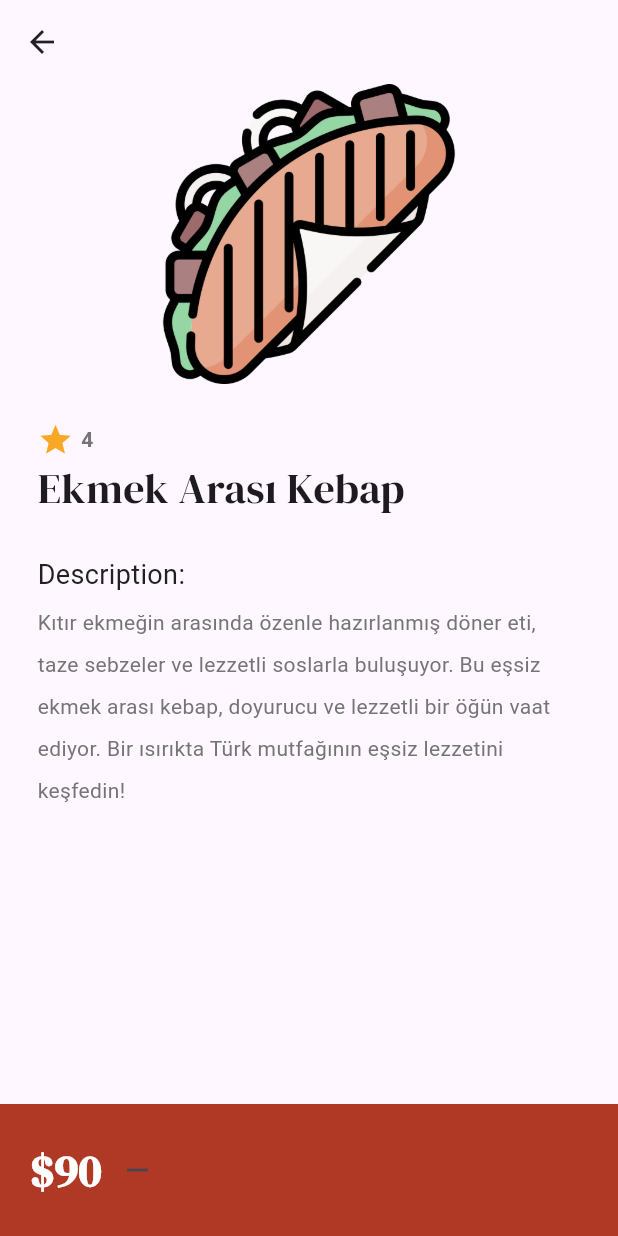
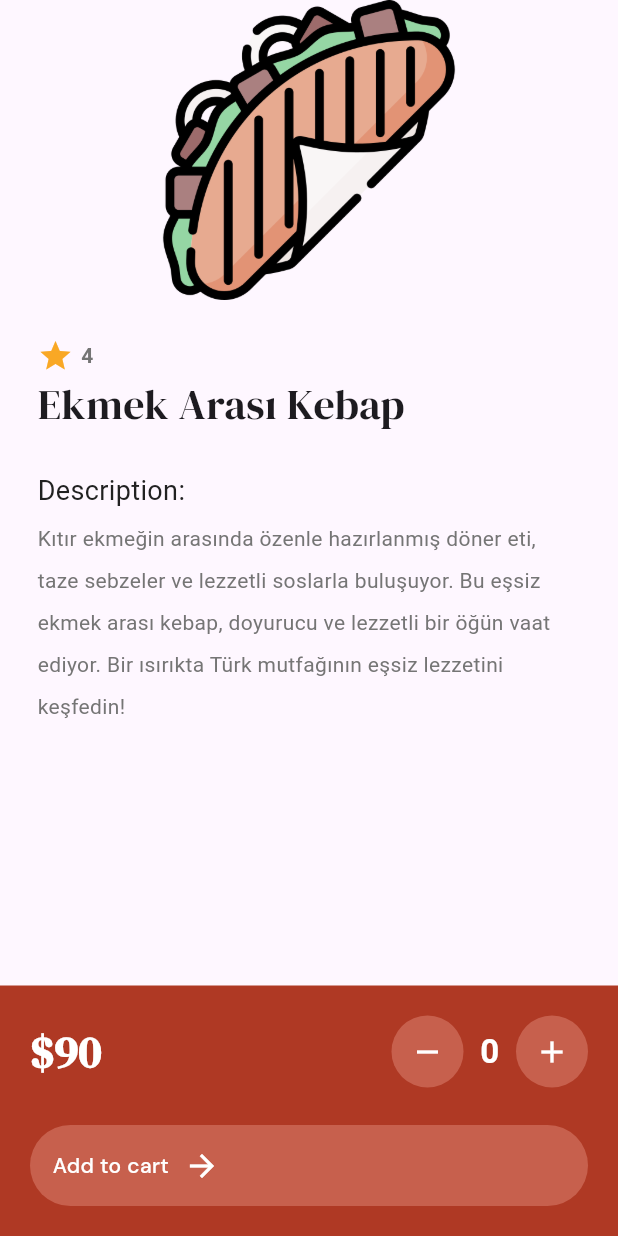
Before and after one commit to mustafachill/FlutterDemos, a Flutter app: the MenuPage screen opened by its route, after a tap on "Ekmek Arası Kebap", on a phone screen of 412 x 824 dp. Run offline on Flutter 3.47's test engine with Material 3 defaults, Android fonts, the light colour scheme and no system bars; our stand-ins replace geocoding, geolocator, google_fonts, lottie.

Commit message:
Added cart system and details for food details menu

```diff
--- /dev/null
+++ b/RestaurantApp/restaurant_app/lib/models/shop.dart
@@ -0,0 +1,62 @@
+import 'package:flutter/material.dart';
+import 'package:restaurant_app/services/food_service.dart';
+
+class Shop extends ChangeNotifier {
+  final List<Food> _foodMenu = [
+    Food(
+        name: 'Ekmek Arası Kebap',
+        price: '90',
+        imagePath: 'lib/images/doner-kebab.png',
+        rating: '4',
+        describe:
+            "Kıtır ekmeğin arasında özenle hazırlanmış döner eti, taze sebzeler ve lezzetli soslarla buluşuyor. Bu eşsiz ekmek arası kebap, doyurucu ve lezzetli bir öğün vaat ediyor. Bir ısırıkta Türk mutfağının eşsiz lezzetini keşfedin!"),
+    Food(
+        name: 'Şiş Kebap',
+        price: '120',
+        imagePath: 'lib/images/sis-kebab.png',
+        rating: '4',
+        describe:
+            "Izgara şişlerde kızartılmış etin muhteşem lezzeti, yanında taze sebzeler ve özel baharatlarla buluşuyor. Geleneksel Türk şiş kebap, sizi bir Anadolu lezzet yolculuğuna çıkaracak. Her bir ısırık, lezzetin doruklarına çıkmanızı sağlayacak."),
+    Food(
+        name: 'Dürüm Kebap',
+        price: '90',
+        imagePath: 'lib/images/kebab.png',
+        rating: '4',
+        describe:
+            "Taze pişirilmiş lavaşın içine sarmış olduğumuz nefis döner eti, taze sebzeler ve özel soslarla buluşuyor. Pratik ve doyurucu bir lezzet olan dürüm kebap, her anınıza lezzet katmak için ideal bir tercih."),
+    Food(
+        name: 'Servis Kebap',
+        price: '140',
+        imagePath: 'lib/images/kebap.png',
+        rating: '4',
+        describe:
+            "Özel tabakta sunulan nefis kebap, etin özenle pişirilmiş halini ve yanında geleneksel garnitürleriyle birlikte sunuyor. Servis kebap, lezzetin şıklıkla buluştuğu bir deneyim sunuyor."),
+    Food(
+        name: 'Menü Kebap',
+        price: '160',
+        imagePath: 'lib/images/logo.png',
+        rating: '4',
+        describe:
+            "Çeşitli kebap lezzetlerini bir araya getiren bu özel menü, damak zevkinizi keşfetmeniz için ideal bir seçenek. Şiş kebaptan ekmek arası kebaba, her biri özenle seçilmiş bu menü, doyurucu bir kebap keyfi sunuyor."),
+  ];
+
+  //customer cart
+  List<Food> _cart = [];
+  // getter medhods
+  List<Food> get cart => _cart;
+  List<Food> get foodMenu => _foodMenu;
+
+  // add to cart
+  void addToCart(Food foodItem, int quantity) {
+    for (int i = 1; i < quantity; i++) {
+      _cart.add(foodItem);
+      notifyListeners();
+    }
+  }
+
+  // remove from cart
+  void removeToCart(Food foodItem) {
+    _cart.remove(foodItem);
+    notifyListeners();
+  }
+}
--- a/RestaurantApp/restaurant_app/lib/pages/food_details_page.dart
+++ b/RestaurantApp/restaurant_app/lib/pages/food_details_page.dart
@@ -1,5 +1,8 @@
 import 'package:flutter/material.dart';
+import 'package:provider/provider.dart';
+import 'package:restaurant_app/components/button.dart';
 import 'package:restaurant_app/components/food_tile.dart';
+import 'package:restaurant_app/models/shop.dart';
 import 'package:restaurant_app/services/food_service.dart';
 import 'package:restaurant_app/themes/colors.dart';
 import 'package:restaurant_app/themes/fonts.dart';
@@ -18,7 +21,9 @@ class _FoodDetailsPageState extends State<FoodDetailsPage> {
   // decrement quantity
   void decrementQuantity() {
     setState(() {
-      quantityCount--;
+      if (quantityCount > 0) {
+        quantityCount--;
+      }
     });
   }
 
@@ -29,14 +34,42 @@ class _FoodDetailsPageState extends State<FoodDetailsPage> {
     });
   }
 
+  addToCart() {
+    if (quantityCount > 0) {
+      final shop = context.read<Shop>();
+      shop.addToCart(widget.food, quantityCount);
+
+      showDialog(
+        context: context,
+        barrierDismissible: false,
+        builder: (context) => AlertDialog(
+          backgroundColor: primaryColor,
+          content: Text(
+            "Başarıyla sepete eklendi",
+            style: TextStyle(color: Colors.white),
+            textAlign: TextAlign.center,
+          ),
+          actions: [
+            IconButton(
+                onPressed: () {
+                  // pop once to remove dialog box
+                  Navigator.pop(context);
+                  //pop again to go previous screen
+                  Navigator.pop(context);
+                },
+                icon: Icon(
+                  Icons.done,
+                  color: Colors.white,
+                ))
+          ],
+        ),
+      );
+    }
+  }
+
   @override
   Widget build(BuildContext context) {
     return Scaffold(
-      appBar: AppBar(
-        backgroundColor: Colors.transparent,
-        elevation: 0,
-        foregroundColor: Colors.grey[900],
-      ),
       body: Container(
           child: Column(
         children: [
@@ -104,6 +137,7 @@ class _FoodDetailsPageState extends State<FoodDetailsPage> {
                 children: [
                   // price & quantity
                   Row(
+                    mainAxisAlignment: MainAxisAlignment.spaceBetween,
                     children: [
                       // price
                       Text(
@@ -117,18 +151,61 @@ class _FoodDetailsPageState extends State<FoodDetailsPage> {
                       Row(
                         children: [
                           //minus button
-                          IconButton(
-                            icon: Icon(Icons.remove),
-                            onPressed: decrementQuantity,
-                          )
+                          Container(
+                            decoration: BoxDecoration(
+                              color: secondaryColor,
+                              shape: BoxShape.circle,
+                            ),
+                            child: IconButton(
+                              icon: Icon(
+                                Icons.remove,
+                                color: Colors.white,
+                              ),
+                              onPressed: decrementQuantity,
+                            ),
+                          ),
                           // quantity count
-
+                          SizedBox(
+                            height: 35,
+                            width: 35,
+                            child: Center(
+                              child: Text(
+                                quantityCount.toString(),
+                                style: TextStyle(
+                                    color: Colors.white,
+                                    fontSize: 22,
+                                    fontWeight: FontWeight.bold),
+                              ),
+                            ),
+                          ),
                           // plus button
+                          Container(
+                            decoration: BoxDecoration(
+                              color: secondaryColor,
+                              shape: BoxShape.circle,
+                            ),
+                            child: IconButton(
+                              icon: Icon(
+                                Icons.add,
+                                color: Colors.white,
+                              ),
+                              onPressed: increaseQuantity,
+                            ),
+                          ),
                         ],
                       )
                     ],
                   ),
+                  SizedBox(
+                    height: 25,
+                  ),
                   // add to cart button
+                  MyButton(
+                    text: 'Add to cart',
+                    onTap: () {
+                      addToCart();
+                    },
+                  )
                 ],
               ),
             ),
--- a/RestaurantApp/restaurant_app/lib/pages/menu_page.dart
+++ b/RestaurantApp/restaurant_app/lib/pages/menu_page.dart
@@ -1,6 +1,8 @@
 import 'package:flutter/material.dart';
+import 'package:provider/provider.dart';
 import 'package:restaurant_app/components/button.dart';
 import 'package:restaurant_app/components/food_tile.dart';
+import 'package:restaurant_app/models/shop.dart';
 import 'package:restaurant_app/pages/food_details_page.dart';
 import 'package:restaurant_app/services/food_service.dart';
 import 'package:restaurant_app/themes/colors.dart';
@@ -13,43 +15,13 @@ class MenuPage extends StatefulWidget {
   State<MenuPage> createState() => _MenuPageState();
 }
 
-List foodMenu = [
-  Food(
-      name: 'Ekmek Arası Kebap',
-      price: '90',
-      imagePath: 'lib/images/doner-kebab.png',
-      rating: '4',
-      describe: "Kıtır ekmeğin arasında özenle hazırlanmış döner eti, taze sebzeler ve lezzetli soslarla buluşuyor. Bu eşsiz ekmek arası kebap, doyurucu ve lezzetli bir öğün vaat ediyor. Bir ısırıkta Türk mutfağının eşsiz lezzetini keşfedin!"),
-
-  Food(
-      name: 'Şiş Kebap',
-      price: '120',
-      imagePath: 'lib/images/sis-kebab.png',
-      rating: '4',
-      describe: "Izgara şişlerde kızartılmış etin muhteşem lezzeti, yanında taze sebzeler ve özel baharatlarla buluşuyor. Geleneksel Türk şiş kebap, sizi bir Anadolu lezzet yolculuğuna çıkaracak. Her bir ısırık, lezzetin doruklarına çıkmanızı sağlayacak."),
-  Food(
-      name: 'Dürüm Kebap',
-      price: '90',
-      imagePath: 'lib/images/kebab.png',
-      rating: '4',
-      describe: "Taze pişirilmiş lavaşın içine sarmış olduğumuz nefis döner eti, taze sebzeler ve özel soslarla buluşuyor. Pratik ve doyurucu bir lezzet olan dürüm kebap, her anınıza lezzet katmak için ideal bir tercih."),
-  Food(
-      name: 'Servis Kebap',
-      price: '140',
-      imagePath: 'lib/images/kebap.png',
-      rating: '4',
-      describe: "Özel tabakta sunulan nefis kebap, etin özenle pişirilmiş halini ve yanında geleneksel garnitürleriyle birlikte sunuyor. Servis kebap, lezzetin şıklıkla buluştuğu bir deneyim sunuyor."),
-  Food(
-      name: 'Menü Kebap',
-      price: '160',
-      imagePath: 'lib/images/logo.png',
-      rating: '4',
-      describe: "Çeşitli kebap lezzetlerini bir araya getiren bu özel menü, damak zevkinizi keşfetmeniz için ideal bir seçenek. Şiş kebaptan ekmek arası kebaba, her biri özenle seçilmiş bu menü, doyurucu bir kebap keyfi sunuyor."),
-];
 // navigate to food item details page
 
 class _MenuPageState extends State<MenuPage> {
   void navigateToFoodDetails(int index) {
+    final shop = context.read<Shop>();
+    final foodMenu = shop.foodMenu;
+
     Navigator.push(
       context,
       MaterialPageRoute(
@@ -62,6 +34,8 @@ class _MenuPageState extends State<MenuPage> {
 
   @override
   Widget build(BuildContext context) {
+    final shop = context.read<Shop>();
+    final foodMenu = shop.foodMenu;
     return Scaffold(
       backgroundColor: Colors.grey[300],
       appBar: AppBar(
@@ -82,6 +56,13 @@ class _MenuPageState extends State<MenuPage> {
                 ),
               ],
             )),
+        actions: [
+          IconButton(
+              onPressed: () {
+                Navigator.pushNamed(context, '/cartpage');
+              },
+              icon: Icon(Icons.shopping_bag_outlined))
+        ],
       ),
       body: Container(
         height: MediaQuery.of(context).size.height,
--- a/RestaurantApp/restaurant_app/lib/themes/colors.dart
+++ b/RestaurantApp/restaurant_app/lib/themes/colors.dart
@@ -2,3 +2,4 @@ import 'package:flutter/material.dart';
 
 var primaryColor = Color.fromARGB(255, 175, 57, 36);
 var secondaryColor = Color.fromARGB(255, 199, 96, 77);
+// var thirdColor;
--- a/RestaurantApp/restaurant_app/pubspec.yaml
+++ b/RestaurantApp/restaurant_app/pubspec.yaml
@@ -36,6 +36,7 @@ dependencies:
   # Use with the CupertinoIcons class for iOS style icons.
   cupertino_icons: ^1.0.2
   google_fonts:
+  provider:
 
 dev_dependencies:
   flutter_test:
```
Also changed, not shown: RestaurantApp/restaurant_app/lib/main.dart (+8 -3 lines), RestaurantApp/restaurant_app/lib/pages/cart_page.dart (added, +97 -0 lines), RestaurantApp/restaurant_app/pubspec.lock.
